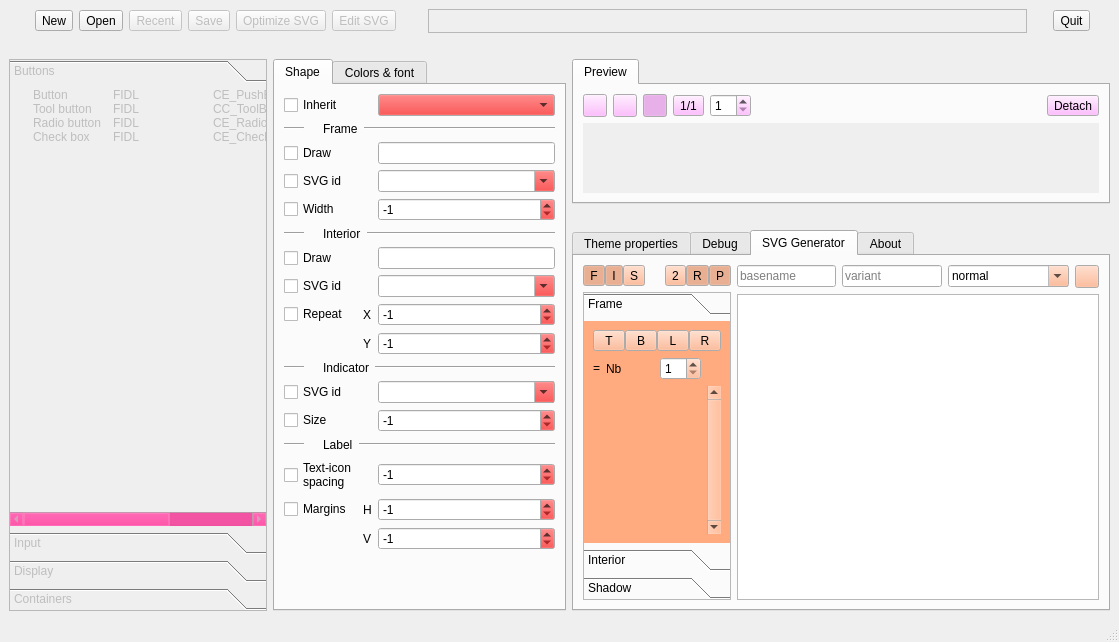
Old version of the form themebuilder/ThemeBuilderUIBase.ui in the repository DexterMagnific/QSvgStyle.
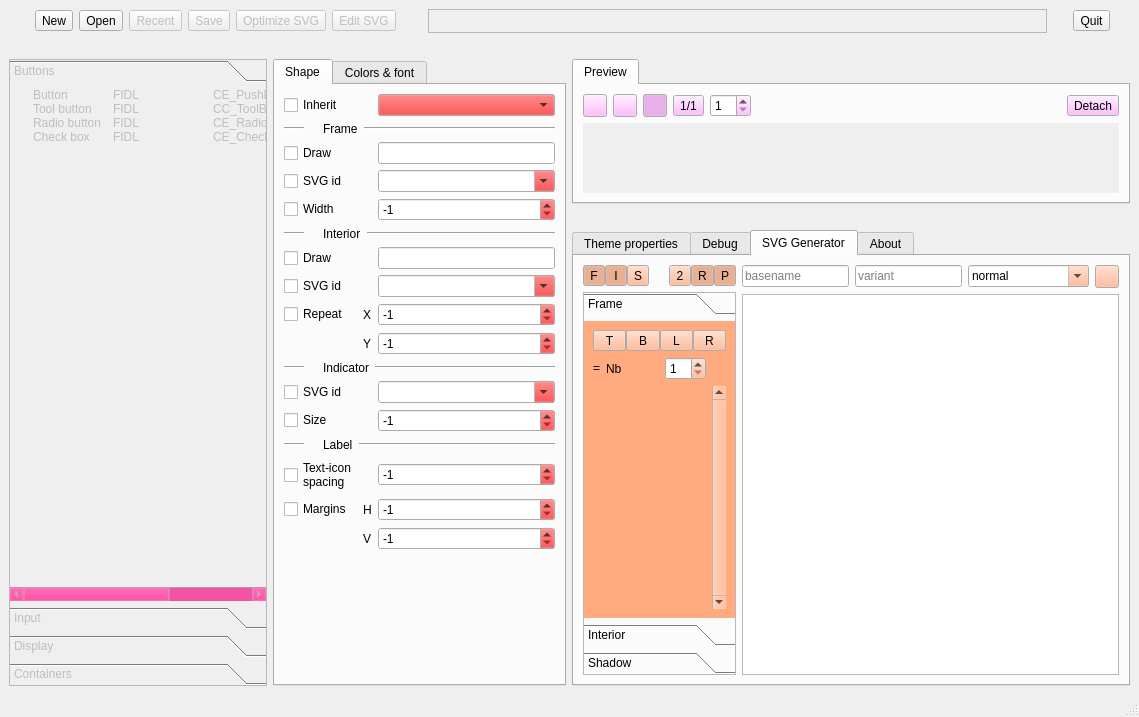
New version of the form. The open tabs and pages were chosen to show the change. Icons and pictures are not drawn.

Patch:
```diff
--- a/themebuilder/ThemeBuilderUIBase.ui
+++ b/themebuilder/ThemeBuilderUIBase.ui
@@ -6,8 +6,8 @@
    <rect>
     <x>0</x>
     <y>0</y>
-    <width>1119</width>
-    <height>642</height>
+    <width>1139</width>
+    <height>717</height>
    </rect>
   </property>
   <property name="windowTitle">
@@ -61,7 +61,7 @@
          <x>0</x>
          <y>0</y>
          <width>256</width>
-         <height>422</height>
+         <height>489</height>
         </rect>
        </property>
        <property name="palette">
@@ -1250,7 +1250,7 @@
             <rect>
              <x>0</x>
              <y>0</y>
-             <width>517</width>
+             <width>521</width>
              <height>50</height>
             </rect>
            </property>
@@ -2505,8 +2505,8 @@
               <rect>
                <x>0</x>
                <y>0</y>
-               <width>202</width>
-               <height>228</height>
+               <width>186</width>
+               <height>261</height>
               </rect>
              </property>
              <attribute name="label">
@@ -2799,8 +2799,8 @@
                   <rect>
                    <x>0</x>
                    <y>0</y>
-                   <width>188</width>
-                   <height>158</height>
+                   <width>172</width>
+                   <height>183</height>
                   </rect>
                  </property>
                  <layout class="QGridLayout" name="gridLayout_27">
```
Left out of the diff: 36 changed lines with no effect on the pictures.
